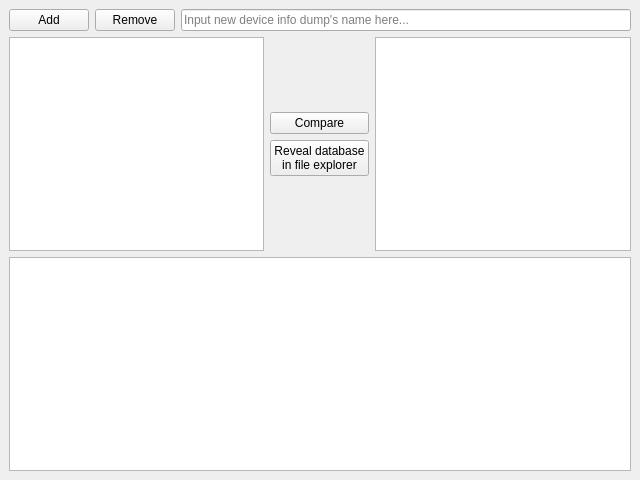
First picture: the form in ui/deviceinfocompare.ui, repository alex-rusakevich/deviceinfocompare, before the edit.
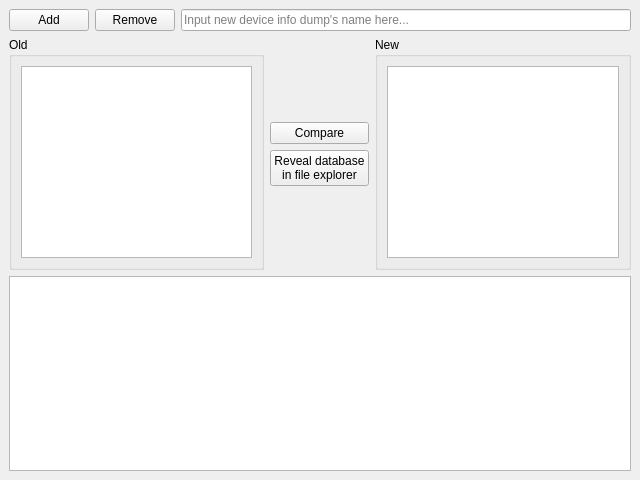
Second picture: the form after the edit. Icons and pictures are not drawn.

Commit message: #patch updated gui, fixed old and new devices

```diff
--- a/ui/deviceinfocompare.ui
+++ b/ui/deviceinfocompare.ui
@@ -63,6 +63,12 @@
     <item>
      <layout class="QHBoxLayout" name="horizontalLayout_2">
       <item>
+       <widget class="QGroupBox" name="groupBox">
+        <property name="title">
+         <string>Old</string>
+        </property>
+        <layout class="QHBoxLayout" name="horizontalLayout_4">
+         <item>
        <widget class="QListView" name="leftListView">
         <property name="maximumSize">
          <size>
@@ -72,6 +78,9 @@
         </property>
        </widget>
       </item>
+        </layout>
+       </widget>
+      </item>
       <item>
        <layout class="QVBoxLayout" name="verticalLayout_2">
         <item>
@@ -126,6 +135,12 @@
        </layout>
       </item>
       <item>
+       <widget class="QGroupBox" name="groupBox_2">
+        <property name="title">
+         <string>New</string>
+        </property>
+        <layout class="QHBoxLayout" name="horizontalLayout_5">
+         <item>
        <widget class="QListView" name="rightListView">
         <property name="maximumSize">
          <size>
@@ -133,6 +148,9 @@
           <height>16777215</height>
          </size>
         </property>
+          </widget>
+         </item>
+        </layout>
        </widget>
       </item>
      </layout>
```
Lines whose indentation alone changed are shown as unchanged. The commit also changes 1 other file.
